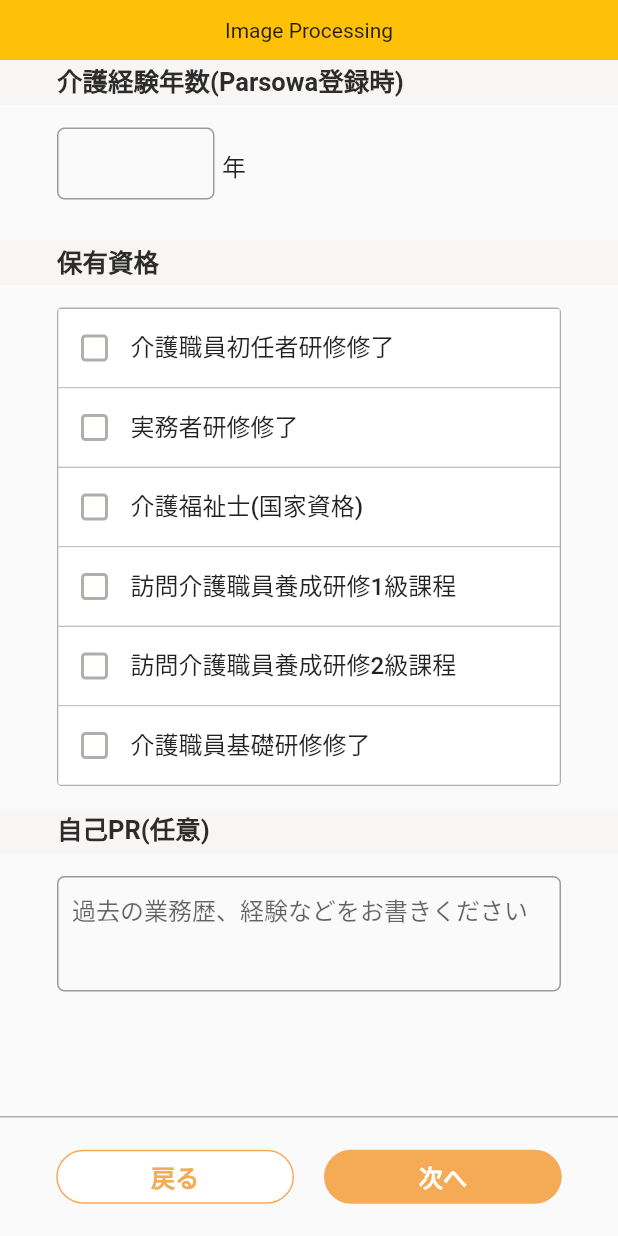
After one commit to akashjpro/parsowa, a Flutter app: the SkillsSubScreen screen opened directly, on a phone screen of 412 x 824 dp. The commit adds this screen. Run offline on Flutter 3.47's test engine with Material 2 defaults, Android fonts, the phone set to English and light mode, and no system bars; our stand-ins replace dotted_line, flutter_bloc, flutter_svg, webview_flutter; Roboto replaces fonts that are missing (NotoSanJP).

Commit message:
skills done

```diff
--- a/lib/presentation/screens/account_regist/data/prefecture.dart
+++ b/lib/presentation/screens/account_regist/data/data.dart
@@ -1,3 +1,5 @@
+import 'package:parsowa/presentation/screens/make_job_record/data/check_box_model.dart';
+
 final prefecture = [
   '北海道',
   '青森県',
@@ -47,3 +49,12 @@ final prefecture = [
   '鹿児島県',
   '沖縄県',
 ];
+
+final haveQualifications = <CheckBoxModel>[
+  CheckBoxModel(title: '介護職員初任者研修修了'),
+  CheckBoxModel(title: '実務者研修修了'),
+  CheckBoxModel(title: '介護福祉士(国家資格)'),
+  CheckBoxModel(title: '訪問介護職員養成研修1級課程'),
+  CheckBoxModel(title: '訪問介護職員養成研修2級課程'),
+  CheckBoxModel(title: '介護職員基礎研修修了'),
+];
--- a/lib/presentation/screens/account_regist/subscreens/personal_info_subscreen.dart
+++ b/lib/presentation/screens/account_regist/subscreens/personal_info_subscreen.dart
@@ -2,7 +2,8 @@ import 'package:flutter/gestures.dart';
 import 'package:flutter/material.dart';
 import 'package:flutter/widgets.dart';
 import 'package:parsowa/core/constants/colors.dart';
-import 'package:parsowa/presentation/screens/account_regist/data/prefecture.dart';
+import 'package:parsowa/presentation/screens/account_regist/data/data.dart';
+import 'package:parsowa/presentation/screens/account_regist/subscreens/skills_subscreen.dart';
 import 'package:parsowa/presentation/screens/account_regist/widgets/custom_description.dart';
 import 'package:parsowa/presentation/screens/account_regist/widgets/custom_title.dart';
 import 'package:url_launcher/url_launcher.dart';
@@ -45,7 +46,7 @@ class _PersonalInfoSubScreenState extends State<PersonalInfoSubScreen> {
     if (!_formKey.currentState!.validate()) {
       Navigator.of(context).push(
         MaterialPageRoute(
-          builder: (_) => PersonalInfoSubScreen(),
+          builder: (_) => SkillsSubScreen(),
         ),
       );
     }
@@ -114,6 +115,22 @@ class _PersonalInfoSubScreenState extends State<PersonalInfoSubScreen> {
                         ..._buildFuriganaSection(),
                         ..._buildSexSection(),
                         ..._buildBirthdaySection(),
+                        ..._buildLastSection(),
+                      ],
+                    ),
+                  ),
+                ),
+                _buildBottomButtonSection(),
+              ],
+            ),
+          ),
+        ),
+      ),
+    );
+  }
+
+  List<Widget> _buildLastSection() {
+    return [
       _buildHeading(title: '住所'),
       const SizedBox(height: 15.0),
       _buildSubLabel(label: '郵便番号'),
@@ -134,8 +151,7 @@ class _PersonalInfoSubScreenState extends State<PersonalInfoSubScreen> {
       Padding(
         padding: const EdgeInsets.symmetric(horizontal: 38.0),
         child: _buildTextFormField(
-                              controller: _cityNameController,
-                              validator: isEmptyValidator),
+            controller: _cityNameController, validator: isEmptyValidator),
       ),
       _buildSubLabel(label: 'マンション名(任意)'),
       const SizedBox(height: 5.0),
@@ -158,17 +174,7 @@ class _PersonalInfoSubScreenState extends State<PersonalInfoSubScreen> {
         thirdValidator: isEmptyValidator,
       ),
       const SizedBox(height: 25.0),
-                      ],
-                    ),
-                  ),
-                ),
-                _buildBottomButtonSection(),
-              ],
-            ),
-          ),
-        ),
-      ),
-    );
+    ];
   }
 
   List<Widget> _buildBirthdaySection() {
--- /dev/null
+++ b/lib/presentation/screens/account_regist/subscreens/skills_subscreen.dart
@@ -0,0 +1,385 @@
+import 'package:flutter/material.dart';
+import 'package:parsowa/core/constants/colors.dart';
+import 'package:parsowa/presentation/screens/account_regist/data/data.dart';
+import 'package:parsowa/presentation/screens/make_job_record/data/check_box_model.dart';
+
+class SkillsSubScreen extends StatefulWidget {
+  const SkillsSubScreen({Key? key}) : super(key: key);
+
+  @override
+  _SkillsSubScreenState createState() => _SkillsSubScreenState();
+}
+
+class _SkillsSubScreenState extends State<SkillsSubScreen> {
+  final _formKey = GlobalKey<FormState>();
+
+  final _yearsOfExpController = TextEditingController();
+  final _selfPrController = TextEditingController();
+
+  onNextPress() {
+    if (_formKey.currentState!.validate()) {
+      Navigator.of(context).push(
+        MaterialPageRoute(
+          builder: (_) => SkillsSubScreen(),
+        ),
+      );
+    }
+  }
+
+  String? isEmptyValidator(String? v) {
+    if (v!.isEmpty) {
+      return 'Required.';
+    }
+    return null;
+  }
+
+  @override
+  Widget build(BuildContext context) {
+    return GestureDetector(
+      onTap: () => FocusScope.of(context).unfocus(),
+      child: Scaffold(
+        resizeToAvoidBottomInset: true,
+        body: SafeArea(
+          child: LayoutBuilder(
+            builder: (context, constraints) => SingleChildScrollView(
+              child: ConstrainedBox(
+                constraints: BoxConstraints(minHeight: constraints.maxHeight),
+                child: IntrinsicHeight(
+                  child: Column(
+                    mainAxisAlignment: MainAxisAlignment.spaceBetween,
+                    children: [
+                      Container(
+                        height: 40.0,
+                        color: Colors.amber,
+                        child: Center(child: Text('Image Processing')),
+                      ),
+                      Expanded(
+                        child: Container(
+                          child: Form(
+                            key: _formKey,
+                            child: Column(
+                              crossAxisAlignment: CrossAxisAlignment.stretch,
+                              children: [
+                                ..._buildExperiencesSection(),
+                                ..._buildQualificationsSection(),
+                                const SizedBox(height: 15.0),
+                                ..._buildSelfPrSection(),
+                              ],
+                            ),
+                          ),
+                        ),
+                      ),
+                      _buildBottomButtonSection(),
+                    ],
+                  ),
+                ),
+              ),
+            ),
+          ),
+        ),
+      ),
+    );
+  }
+
+  List<Widget> _buildSelfPrSection() {
+    return [
+      _buildHeading(title: '自己PR(任意)'),
+      const SizedBox(height: 15.0),
+      Padding(
+        padding: const EdgeInsets.symmetric(horizontal: 38.0),
+        child: TextFormField(
+          controller: _selfPrController,
+          validator: isEmptyValidator,
+          keyboardType: TextInputType.multiline,
+          decoration: _buildInputDecoration(hint: '過去の業務歴、経験などをお書きください'),
+          autofocus: false,
+          minLines: 3,
+          maxLines: null,
+        ),
+      ),
+    ];
+  }
+
+  List<Widget> _buildQualificationsSection() {
+    return [
+      _buildHeading(title: '保有資格'),
+      const SizedBox(height: 15.0),
+      _buildCustomContainer(
+        haveQualifications.map((e) => _buildSingleCheckBox(cb: e)).toList(),
+      ),
+    ];
+  }
+
+  List<Widget> _buildExperiencesSection() {
+    return [
+      _buildHeading(title: '介護経験年数(Parsowa登録時)'),
+      _buildRowLabelAndTextField(
+        label: '年',
+        controller: _yearsOfExpController,
+        validator: isEmptyValidator,
+      ),
+    ];
+  }
+
+  Widget _buildRowLabelAndTextField({
+    String label = '',
+    required TextEditingController controller,
+    required String? Function(String? v) validator,
+  }) {
+    return Container(
+      constraints: BoxConstraints(minWidth: 100.0, minHeight: 40.0),
+      margin: const EdgeInsets.only(
+        left: 38.0,
+        right: 38.0,
+        top: 15.0,
+        bottom: 5.0,
+      ),
+      child: Row(
+        crossAxisAlignment: CrossAxisAlignment.center,
+        mainAxisAlignment: MainAxisAlignment.center,
+        children: [
+          Expanded(
+            child: _buildTextFormField(
+              validator: validator,
+              controller: controller,
+            ),
+          ),
+          const SizedBox(width: 5.0),
+          Text(
+            label,
+            style: TextStyle(
+              fontFamily: 'NotoSanJP',
+              fontSize: 16.0,
+              fontWeight: FontWeight.w400,
+              height: -0.25,
+            ),
+          ),
+          const Spacer(flex: 2),
+        ],
+      ),
+    );
+  }
+
+  Widget _buildTextFormField({
+    required TextEditingController controller,
+    required String? Function(String? v) validator,
+    TextInputType keyboardType = TextInputType.text,
+  }) {
+    return TextFormField(
+      controller: controller,
+      keyboardType: keyboardType,
+      decoration: _buildInputDecoration(),
+      autofocus: false,
+      validator: validator,
+    );
+  }
+
+  InputDecoration _buildInputDecoration({String hint = ''}) {
+    return InputDecoration(
+      focusedBorder: OutlineInputBorder(
+        borderRadius: BorderRadius.circular(5.0),
+        borderSide: BorderSide(color: AppColors.primaryColor),
+      ),
+      border: OutlineInputBorder(
+        borderRadius: BorderRadius.circular(5.0),
+        borderSide: BorderSide(
+          color: AppColors.borderColor,
+        ),
+      ),
+      hintText: hint,
+      helperText: '  ',
+      contentPadding: EdgeInsets.all(10.0),
+    );
+  }
+
+  Widget _buildBottomButtonSection() {
+    return Container(
+      constraints: BoxConstraints(maxHeight: 80.0),
+      decoration: const BoxDecoration(
+        border: Border(
+          top: BorderSide(
+            color: AppColors.borderColor,
+          ),
+        ),
+      ),
+      child: Padding(
+        padding: const EdgeInsets.symmetric(horizontal: 37.5, vertical: 20.0),
+        child: Row(
+          mainAxisAlignment: MainAxisAlignment.center,
+          crossAxisAlignment: CrossAxisAlignment.center,
+          children: [
+            Expanded(
+              child: _buildButton(
+                title: '戻る',
+                primaryColor: AppColors.whiteColor,
+                changeColor: AppColors.primaryColor,
+                onPressed: () {
+                  Navigator.of(context).pop();
+                },
+              ),
+            ),
+            const SizedBox(width: 20.0),
+            Expanded(
+              child: _buildButton(
+                  title: '次へ',
+                  primaryColor: AppColors.primaryColor,
+                  changeColor: AppColors.whiteColor,
+                  onPressed: onNextPress),
+            ),
+          ],
+        ),
+      ),
+    );
+  }
+
+  Widget _buildButton(
+      {required String title,
+      required Color primaryColor,
+      required Color changeColor,
+      required void Function() onPressed}) {
+    return ButtonTheme(
+      height: 38,
+      child: ElevatedButton(
+        onPressed: onPressed,
+        child: Text(
+          title,
+          textAlign: TextAlign.center,
+          maxLines: 1,
+          softWrap: false,
+          overflow: TextOverflow.ellipsis,
+          style: const TextStyle(
+            fontFamily: 'NotoSanJP',
+            fontSize: 16.0,
+            fontWeight: FontWeight.w700,
+          ),
+        ),
+        style: ButtonStyle(
+          elevation: MaterialStateProperty.all(0.0),
+          backgroundColor: MaterialStateProperty.resolveWith<Color>((states) {
+            if (states.contains(MaterialState.pressed)) {
+              return changeColor;
+            }
+            return primaryColor;
+          }),
+          foregroundColor: MaterialStateProperty.resolveWith<Color>((states) {
+            if (states.contains(MaterialState.pressed)) {
+              return primaryColor;
+            }
+            return changeColor;
+          }),
+          shape: MaterialStateProperty.resolveWith<OutlinedBorder>((states) {
+            if (states.contains(MaterialState.pressed)) {
+              return RoundedRectangleBorder(
+                  borderRadius: BorderRadius.circular(19.0),
+                  side: BorderSide(color: primaryColor));
+            }
+            return RoundedRectangleBorder(
+              borderRadius: BorderRadius.circular(19.0),
+              side: changeColor == AppColors.primaryColor
+                  ? BorderSide(color: changeColor)
+                  : BorderSide.none,
+            );
+          }),
+          // minimumSize: MaterialStateProperty.all<Size>(const Size(140.0, 37.5)),
+        ),
+      ),
+    );
+  }
+
+  Widget _buildHeading({required String title}) {
+    return Container(
+      padding: const EdgeInsets.only(left: 38.0),
+      height: 30.0,
+      width: double.infinity,
+      color: AppColors.headingBackgroundColor,
+      child: Align(
+        alignment: Alignment.centerLeft,
+        child: Text(
+          title,
+          maxLines: 1,
+          style: const TextStyle(
+            fontFamily: 'NotoSanJP',
+            fontWeight: FontWeight.w700,
+            color: AppColors.blackColor,
+            fontSize: 17.0,
+            height: 1.2,
+          ),
+        ),
+      ),
+    );
+  }
+
+  Widget _buildCustomContainer(List<Widget> child) {
+    List<Widget> newChild = [];
+
+    if (child.length > 1) {
+      for (var element in child) {
+        newChild.add(element);
+        newChild.add(const Divider(
+          color: AppColors.borderColor,
+          height: 1.0,
+        ));
+      }
+      newChild.removeLast();
+    } else {
+      newChild = [...child];
+    }
+
+    return Container(
+      margin: const EdgeInsets.symmetric(horizontal: 38.0),
+      decoration: BoxDecoration(
+        borderRadius: BorderRadius.circular(3.0),
+        border: Border.all(
+          color: AppColors.borderColor,
+        ),
+      ),
+      child: Column(
+        children: newChild,
+      ),
+    );
+  }
+
+  Widget _buildSingleCheckBox({required CheckBoxModel cb}) {
+    return Theme(
+      data: ThemeData(
+        unselectedWidgetColor: AppColors.borderColor,
+        checkboxTheme: CheckboxThemeData(
+          shape: RoundedRectangleBorder(
+            borderRadius: BorderRadius.circular(3.0),
+          ),
+        ),
+      ),
+      child: Container(
+        constraints: BoxConstraints(maxHeight: 72.0, minHeight: 52.0),
+        color: AppColors.whiteColor,
+        child: Row(
+          crossAxisAlignment: CrossAxisAlignment.center,
+          children: [
+            Checkbox(
+              value: cb.isChecked,
+              activeColor: AppColors.primaryColor,
+              onChanged: (value) {
+                setState(() {
+                  cb.isChecked = value!;
+                });
+              },
+            ),
+            Container(
+              constraints: BoxConstraints(maxWidth: 250.0),
+              child: Text(
+                cb.title,
+                maxLines: 2,
+                style: const TextStyle(
+                  fontFamily: 'NotoSanJP',
+                  fontWeight: FontWeight.w500,
+                  fontSize: 16.0,
+                  height: 1.2,
+                ),
+              ),
+            ),
+          ],
+        ),
+      ),
+    );
+  }
+}
```
Lines whose indentation alone changed are shown as unchanged.
